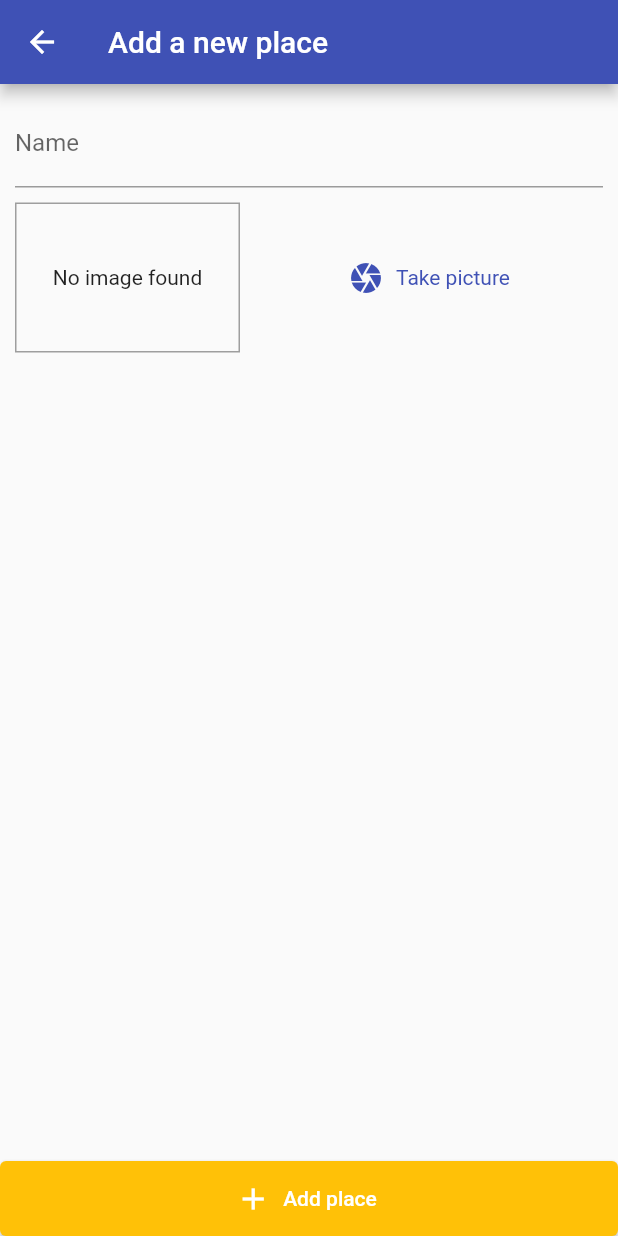
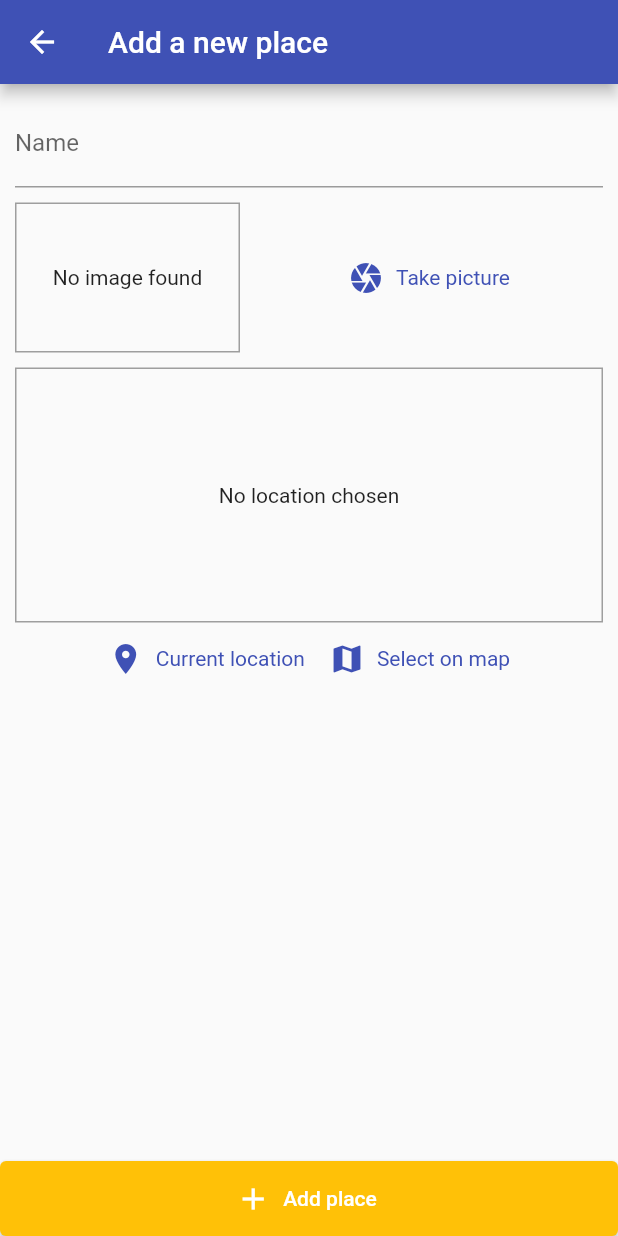
Before and after one commit to maneca/places_app, a Flutter app: the screen it shows after launch, after a tap on the "add" icon, on a phone screen of 412 x 824 dp. Run offline on Flutter 3.47's test engine with Material 2 defaults, Android fonts, the phone set to English and light mode, and no system bars; our stand-ins replace image_picker, location, sqflite; accounts and stored records are empty.

Commit message:
Add sqlite database Add maps and location functionalities

```diff
--- /dev/null
+++ b/lib/helpers/db_helper.dart
@@ -0,0 +1,21 @@
+import 'package:sqflite/sqflite.dart' as sql;
+import 'package:path/path.dart' as path;
+
+class DBHelper{
+  static Future<sql.Database> _openDatabase() async {
+    final dbPath = await sql.getDatabasesPath();
+    return await sql.openDatabase(path.join(dbPath, 'great_places.db'), onCreate: (db, version){
+      return db.execute('CREATE TABLE places(id TEXT PRIMARY KEY, name TEXT, image TEXT)');
+    }, version: 1);
+  }
+
+  static Future<void> insertPlace(Map<String, Object> data) async{
+    final db = await _openDatabase();
+    await db.insert("places", data, conflictAlgorithm: sql.ConflictAlgorithm.replace);
+  }
+
+  static Future<List<Map<String, dynamic>>> getPlaces() async{
+    final db = await _openDatabase();
+    return await db.rawQuery("SELECT * FROM places");
+  }
+}
--- a/lib/providers/great_places.dart
+++ b/lib/providers/great_places.dart
@@ -1,7 +1,7 @@
 import 'dart:io';
-
 import 'package:flutter/foundation.dart';
 
+import '../helpers/db_helper.dart';
 import '../models/place.dart';
 
 class GreatPlaces with ChangeNotifier{
@@ -11,9 +11,29 @@ class GreatPlaces with ChangeNotifier{
     return [..._places];
   }
 
-  void addPlace(String name, File image){
+  void addPlace(String name, File image) async{
     final newPlace = Place(id: DateTime.now().toString(), name: name, location: null, image: image);
     _places.add(newPlace);
     notifyListeners();
+    await DBHelper.insertPlace({
+      "id": newPlace.id,
+      "name": newPlace.name,
+      "image": newPlace.image.path
+    });
+  }
+
+  Future<void> fetchAndSetPlaces() async{
+    try{
+      final dataList = await DBHelper.getPlaces();
+      _places = dataList.map((item) => Place(
+          id: item["id"],
+          name: item["name"],
+          image: File(item["image"]),
+          location: null
+      )).toList();
+      notifyListeners();
+    }catch(error){
+      throw error.toString();
+    }
   }
 }
--- a/lib/screens/add_place_screen.dart
+++ b/lib/screens/add_place_screen.dart
@@ -3,6 +3,7 @@ import 'package:flutter/material.dart';
 import 'package:provider/provider.dart';
 import '../providers/great_places.dart';
 import '../widgets/image_input.dart';
+import '../widgets/location_input.dart';
 
 class AddPlaceScreen extends StatefulWidget {
   const AddPlaceScreen({Key? key}) : super(key: key);
@@ -73,7 +74,9 @@ class _AddPlaceScreenState extends State<AddPlaceScreen> {
                          },
                        ),
                       SizedBox(height: 10,),
-                      ImageInput(_selectImage)
+                      ImageInput(_selectImage),
+                      SizedBox(height: 10,),
+                      LocationInput()
                     ],
                   ),
                 ),
--- a/lib/screens/places_list_screen.dart
+++ b/lib/screens/places_list_screen.dart
@@ -19,23 +19,34 @@ class PlacesListScreen extends StatelessWidget {
               icon: Icon(Icons.add))
         ],
       ),
-      body: Consumer<GreatPlaces>(
+      body: FutureBuilder(
+        future: Provider.of<GreatPlaces>(context, listen: false)
+            .fetchAndSetPlaces(),
+        builder: (builder, snapshot) => snapshot.connectionState ==
+                ConnectionState.waiting
+            ? Center(child: CircularProgressIndicator())
+            : snapshot.hasError
+                ? Center(
+                    child: Text(snapshot.error.toString()),
+                  )
+                : Consumer<GreatPlaces>(
                     child: Center(
                       child: Text("There are no places added"),
                     ),
-        builder: (ctx, greatPlaces, ch) => greatPlaces.places.length == 0
+                    builder: (ctx, greatPlaces, ch) =>
+                        greatPlaces.places.length == 0
                             ? ch!
                             : ListView.builder(
                                 itemCount: greatPlaces.places.length,
                                 itemBuilder: (ctx, i) => ListTile(
                                       leading: CircleAvatar(
                                         backgroundImage: FileImage(
-                      greatPlaces.places[i].image
-                    ),
+                                            greatPlaces.places[i].image),
                                       ),
                                       title: Text(greatPlaces.places[i].name),
-                  onTap: (){},
+                                      onTap: () {},
                                     )),
+                  ),
       ),
     );
   }
--- /dev/null
+++ b/lib/widgets/location_input.dart
@@ -0,0 +1,59 @@
+import 'package:flutter/material.dart';
+import 'package:location/location.dart';
+
+class LocationInput extends StatefulWidget {
+  const LocationInput({Key? key}) : super(key: key);
+
+  @override
+  _LocationInputState createState() => _LocationInputState();
+}
+
+class _LocationInputState extends State<LocationInput> {
+  String? _previewImageUrl = null;
+
+  Future<void> _getCurrentUserLocation() async{
+    final locData = await Location().getLocation();
+    print(locData.latitude);
+    print(locData.longitude);
+  }
+
+  @override
+  Widget build(BuildContext context) {
+    return Column(
+      children: [
+        Container(
+            height: 170,
+            width: double.infinity,
+            alignment: Alignment.center,
+            decoration: BoxDecoration(
+              border: Border.all(width: 1, color: Colors.grey)
+            ),
+            child: _previewImageUrl == null
+                ? Text(
+                    "No location chosen",
+                    textAlign: TextAlign.center,
+                  )
+                : Image.network(
+                    _previewImageUrl!,
+                    fit: BoxFit.cover,
+                    width: double.infinity,
+                  )),
+        Row(
+          mainAxisAlignment: MainAxisAlignment.center,
+          children: [
+            TextButton.icon(
+                onPressed: _getCurrentUserLocation,
+                icon: Icon(Icons.location_on),
+                style: TextButton.styleFrom(textStyle: TextStyle(color: Theme.of(context).primaryColor)),
+                label: Text("Current location")),
+            TextButton.icon(
+                onPressed: () {},
+                icon: Icon(Icons.map),
+                style: TextButton.styleFrom(textStyle: TextStyle(color: Theme.of(context).primaryColor)),
+                label: Text("Select on map"))
+          ],
+        )
+      ],
+    );
+  }
+}
--- a/pubspec.yaml
+++ b/pubspec.yaml
@@ -27,6 +27,8 @@ dependencies:
   image_picker: ^0.8.3+2
   path_provider: ^2.0.2
   path: ^1.8.0
+  sqflite: ^2.0.0+3
+  location: ^4.3.0
 
   # The following adds the Cupertino Icons font to your application.
   # Use with the CupertinoIcons class for iOS style icons.
```
Also changed, not shown: pubspec.lock, 8 other files. Lines whose indentation alone changed are shown as unchanged.
